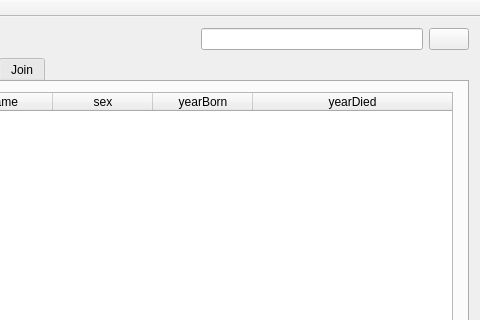
Above: widgetVerkefniVika3/mainwindow.ui from tinnathuridur/vika3 before the change; both pictures show x 171 to 651 and y 0 to 320 of the 651 by 456 pixel window. Below: the same form after it.
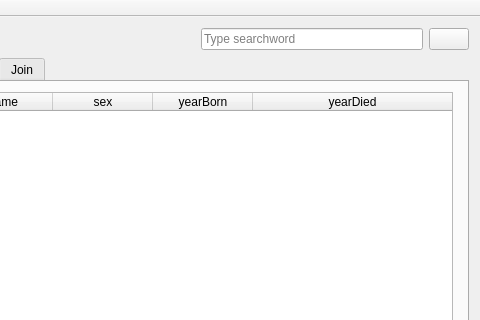
That is the form after the change. Icons and pictures are not drawn.

Commit message: placeholder fyrir search, ennþá að finna út úr delete...

Patch:
```diff
--- a/widgetVerkefniVika3/mainwindow.ui
+++ b/widgetVerkefniVika3/mainwindow.ui
@@ -94,7 +94,17 @@
        </spacer>
       </item>
       <item>
-       <widget class="QLineEdit" name="lineEdit_Search"/>
+       <widget class="QLineEdit" name="lineEdit_Search">
+        <property name="inputMask">
+         <string/>
+        </property>
+        <property name="placeholderText">
+         <string>Type searchword</string>
+        </property>
+        <property name="clearButtonEnabled">
+         <bool>true</bool>
+        </property>
+       </widget>
       </item>
       <item>
        <widget class="QPushButton" name="pushButton_search">
```
The commit also changes 1 other file.
